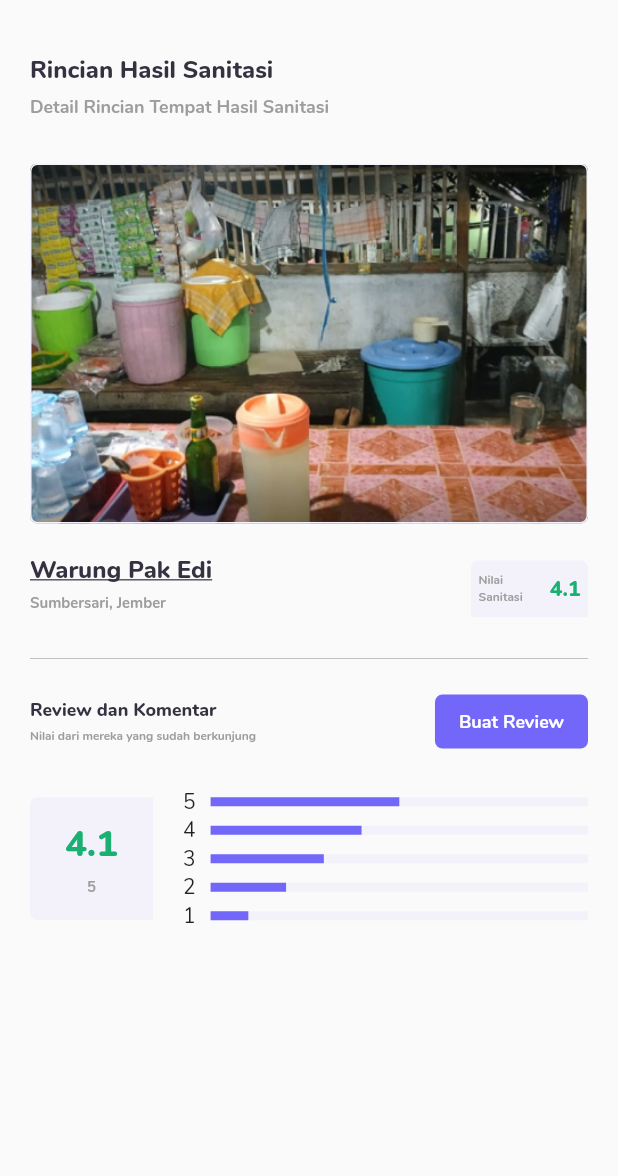
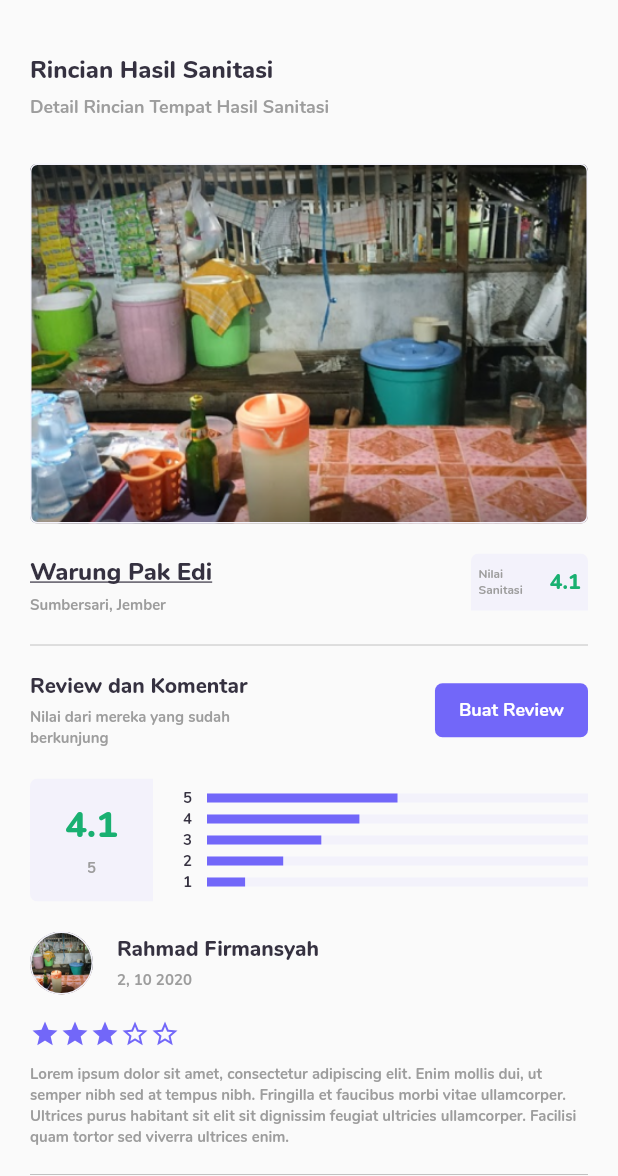
Before and after one commit to rfirmansyh/flutter-app, a Flutter app: the View_Show screen opened by its route, on a phone screen of 412 x 824 dp, the part 60-1236 px from its top. Run offline on Flutter 3.47's test engine with Material 2 defaults, Android fonts, the phone set to English and light mode, and no system bars; drawn by our look-alikes of smooth_star_rating; our stand-ins replace flutter_svg, hexcolor.

Commit message:
Done show

```diff
--- a/lib/views/member/View_Show.dart
+++ b/lib/views/member/View_Show.dart
@@ -1,5 +1,6 @@
 import 'package:flutter/material.dart';
 import 'package:hexcolor/hexcolor.dart';
+import 'package:smooth_star_rating/smooth_star_rating.dart';
 
 import 'package:flutter_app/_base/Variable.dart';
 import 'package:flutter_app/_layouts/AppBarLayouts.dart';
@@ -26,16 +27,20 @@ class _View_ShowState extends State<View_Show> {
 }
 
 class BodyShow extends StatelessWidget {
-  List<Widget> star = new List<Widget>();
-
   @override
   Widget build(BuildContext context) {
+    List<Widget> star = new List<Widget>();
     for (var i = 5; i >= 1; i--) {
       star.add(Row(
         mainAxisSize: MainAxisSize.max,
         children: <Widget>[
           Container(
-            child: Text(i.toString()),
+            child: Text(
+              i.toString(),
+              style: TextStyle(
+                fontSize: 10,
+                color: HexColor(Variable.color('dark')), fontWeight: FontWeight.bold),
+            ),
             margin: EdgeInsets.only(right: 10),
           ),
           Expanded(
@@ -62,6 +67,7 @@ class BodyShow extends StatelessWidget {
             children: <Widget>[
           HeaderText.Title("Rincian Hasil Sanitasi"),
           HeaderText.Subtitle("Detail Rincian Tempat Hasil Sanitasi"),
+          // GAMBAR TEMPAT
           Container(
             width: MediaQuery.of(context).size.width,
             height: 240,
@@ -74,6 +80,7 @@ class BodyShow extends StatelessWidget {
                     fit: BoxFit.cover,
                     image: AssetImage('images/food_places/1.png'))),
           ),
+          // NAMA TEMPAT
           Row(
             mainAxisAlignment: MainAxisAlignment.spaceBetween,
             children: <Widget>[
@@ -91,7 +98,6 @@ class BodyShow extends StatelessWidget {
                         )),
                   ),
                   Container(
-                    margin: EdgeInsets.only(bottom: 12.0),
                     child: Text('Sumbersari, Jember',
                         style: TextStyle(
                           fontWeight: FontWeight.w700,
@@ -136,9 +142,11 @@ class BodyShow extends StatelessWidget {
               ),
             ],
           ),
+          // DIVIDER
           Container(
               margin: EdgeInsets.symmetric(vertical: 10),
               child: Divider(color: HexColor(Variable.color('secondary-500')))),
+          // BUAT REVIEW
           Container(
             margin: EdgeInsets.only(bottom: 20),
             child: Row(
@@ -153,15 +161,16 @@ class BodyShow extends StatelessWidget {
                           style: TextStyle(
                             fontWeight: FontWeight.w800,
                             color: HexColor(Variable.color('dark')),
-                            fontSize: 12.0,
+                            fontSize: 14.0,
                           )),
                     ),
                     Container(
+                      width: 180,
                       child: Text('Nilai dari mereka yang sudah berkunjung',
                           style: TextStyle(
                             fontWeight: FontWeight.w700,
                             color: HexColor(Variable.color('secondary')),
-                            fontSize: 8.0,
+                            fontSize: 10.0,
                           )),
                     ),
                   ],
@@ -189,7 +198,10 @@ class BodyShow extends StatelessWidget {
               ],
             ),
           ),
-          Row(
+          // HASIL REVIEW
+          Container(
+            margin: EdgeInsets.only(bottom: 20),
+            child: Row(
               mainAxisSize: MainAxisSize.max,
               mainAxisAlignment: MainAxisAlignment.spaceBetween,
               children: <Widget>[
@@ -231,27 +243,98 @@ class BodyShow extends StatelessWidget {
                   child: Column(children: star),
                 )
               ],
-          )
+            ),
+          ),
+          // RATING AND COMMENT
+          CardComment(),
         ]));
   }
 }
 
-// $jsonfile;
-// $jsonfile_index;
-// foreach ($data as $i => $d) {
-//     if ($d['id'] == $id) {
-//         $jsonfile = $d;
-//         $jsonfile_index = $i;
-//     }
-// }
+class CardComment extends StatelessWidget {
 
-// $data_update = [
-//   'id' => $request->id,
-//   'title' => $request->title,
-//   'author' => $request->author,
-//   'content' => $request->content,
-//   'create_at' => Carbon:blalbal
-// ];
+  @override
+  Widget build(BuildContext context) {
+    return Container(
+      child: Column(
+        crossAxisAlignment: CrossAxisAlignment.start,
+        children: [
+          Container(
+            margin: EdgeInsets.only(bottom: 16),
+            child: Row(
+              children: [
+                Container(
+                  width: 42,
+                  height: 42,
+                  margin: EdgeInsets.only(right: 16),
+                  decoration: BoxDecoration(
+                  borderRadius: BorderRadius.circular(50),
+                  border: Border.all(color: HexColor(Variable.color('link'))),
+                  image: DecorationImage(
+                      fit: BoxFit.cover,
+                      image: AssetImage('images/food_places/1.png'))),
+                ),
+                Container(
+                  child: Column(
+                    crossAxisAlignment: CrossAxisAlignment.start,
+                    children: <Widget>[
+                      Container(
+                        margin: EdgeInsets.only(bottom: 4.0),
+                        child: Text('Rahmad Firmansyah',
+                            style: TextStyle(
+                              fontWeight: FontWeight.w800,
+                              color: HexColor(Variable.color('dark')),
+                              fontSize: 14.0,
+                            )),
+                      ),
+                      Container(
+                        width: 180,
+                        child: Text('2, 10 2020',
+                            style: TextStyle(
+                              fontWeight: FontWeight.w700,
+                              color: HexColor(Variable.color('secondary')),
+                              fontSize: 10.0,
+                            )),
+                      ),
+                    ],
+                  ),
+                ),
+              ],
+            ),
+          ),
 
-// $data[jsonfile_index] = $data_update;
-// $data = json_encode($data, JSON_PRETTY_PRINT);
+          Container(
+            child: SmoothStarRating(
+              allowHalfRating: false,
+              isReadOnly:true,
+              starCount: 5,
+              rating: 3,
+              size: 20.0,
+              filledIconData: Icons.star,
+              halfFilledIconData: Icons.star,
+              color: HexColor(Variable.color('primary')),
+              borderColor: HexColor(Variable.color('primary')),
+              spacing:0.0
+            ),
+          ),
+
+          Container(
+            margin: EdgeInsets.symmetric(vertical: 10),
+            child: Text(
+              'Lorem ipsum dolor sit amet, consectetur adipiscing elit. Enim mollis dui, ut semper nibh sed at tempus nibh. Fringilla et faucibus morbi vitae ullamcorper. Ultrices purus habitant sit elit sit dignissim feugiat ultricies ullamcorper. Facilisi quam tortor sed viverra ultrices enim.',
+              style: TextStyle(
+                fontWeight: FontWeight.w600,
+                fontSize: 10,
+                color: HexColor(Variable.color('secondary'))
+              ),
+            ),
+          ),
+
+          Container(
+              margin: EdgeInsets.only(bottom: 10),
+              child: Divider(color: HexColor(Variable.color('secondary-500')))),
+        ],
+      ),
+    );
+  }
+}
--- a/pubspec.yaml
+++ b/pubspec.yaml
@@ -35,6 +35,7 @@ dev_dependencies:
   # flutter_view_widgets: ^1.0.6
   flutter_svg: ^0.18.1
   hexcolor: ^1.0.5
+  smooth_star_rating: ^1.1.1
 # For information on the generic Dart part of this file, see the
 # following page: https://dart.dev/tools/pub/pubspec
 
```
Also changed, not shown: pubspec.lock. Lines whose indentation alone changed are shown as unchanged.
